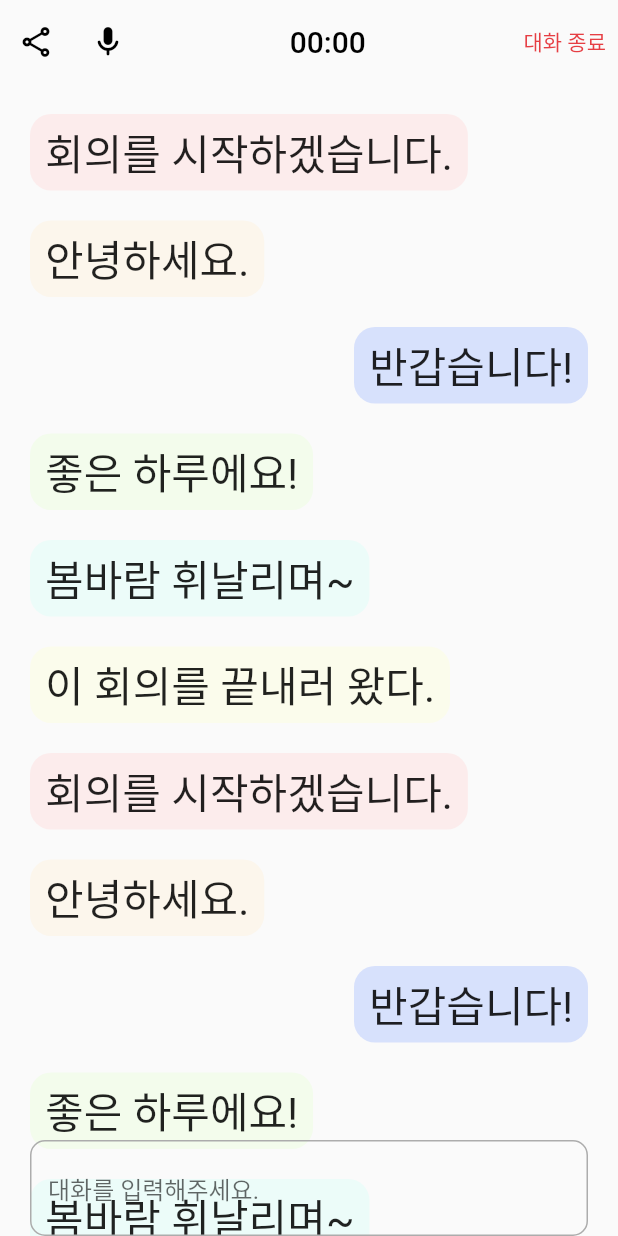
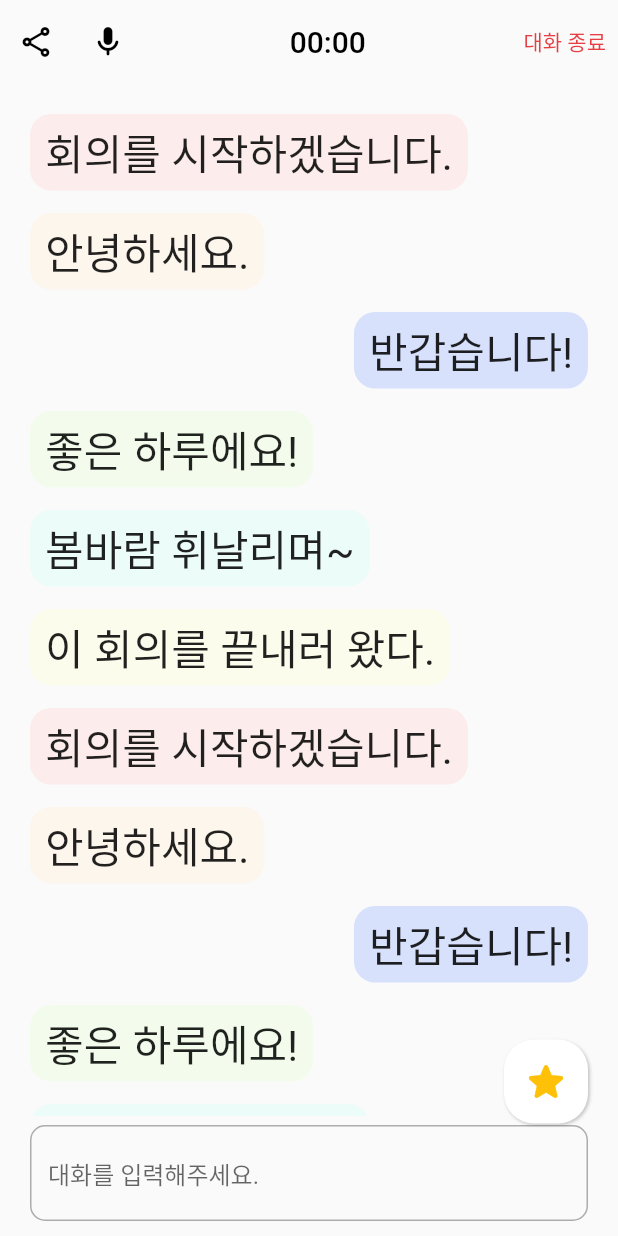
Before and after one commit to team-siksik/hearo, a Flutter app: the ChatHome screen opened directly, on a phone screen of 412 x 824 dp. Run offline on Flutter 3.47's test engine with Material 2 defaults, Android fonts, the phone set to English and light mode, and no system bars; our stand-ins replace animated_toggle_switch, carousel_slider, dropdown_button2, flutter_tts, get, wakelock; missing offline and left inert: chat_gpt_api.

Commit message:
[S08P31A603-200] Feat: 채팅 화면 별 버튼 구현
상세설명
- 별버튼 구현

```diff
--- a/frontend/hearo_app/lib/screens/chats/chat_home.dart
+++ b/frontend/hearo_app/lib/screens/chats/chat_home.dart
@@ -11,6 +11,18 @@ class ChatHome extends StatefulWidget {
 }
 
 class _ChatHomeState extends State<ChatHome> {
+  final _scrollController = ScrollController();
+
+  void addChat() {
+    // 새로운 항목을 ListView에 추가합니다.
+    setState(() {
+      conversations.add({"who": 1, "message": "회의를 시작하겠습니다."});
+    });
+
+    // ListView를 맨 하단으로 스크롤합니다.
+    _scrollController.jumpTo(_scrollController.position.maxScrollExtent);
+  }
+
   @override
   void initState() {
     super.initState();
@@ -64,13 +76,16 @@ class _ChatHomeState extends State<ChatHome> {
               }
             },
             child: Container(
-              padding: EdgeInsets.fromLTRB(20, 20, 20, 0),
+              padding: EdgeInsets.fromLTRB(20, 20, 20, 10),
               width: size.width,
               height: size.height,
               child: Stack(
                 children: <Widget>[
-                  ListView.separated(
-                    separatorBuilder: (context, index) => SizedBox(height: 10),
+                  Container(
+                    padding: EdgeInsets.only(bottom: 70),
+                    child: ListView.separated(
+                      controller: _scrollController,
+                      separatorBuilder: (context, index) => SizedBox(height: 5),
                       itemCount: conversations.length,
                       itemBuilder: (context, index) {
                         var saying = conversations[index];
@@ -79,6 +94,7 @@ class _ChatHomeState extends State<ChatHome> {
                             who: saying["who"],
                             textSize: textSize);
                       },
+                    ),
                   ),
                   Positioned(
                     left: 0,
@@ -104,6 +120,30 @@ class _ChatHomeState extends State<ChatHome> {
                       ),
                     ),
                   ),
+                  Positioned(
+                      right: 0,
+                      bottom: 65,
+                      child: GestureDetector(
+                        onTap: () {},
+                        child: Container(
+                          width: 56,
+                          height: 56,
+                          decoration: BoxDecoration(
+                              borderRadius: BorderRadius.circular(20),
+                              color: Colors.white,
+                              boxShadow: [
+                                BoxShadow(
+                                  color: Colors.transparent.withOpacity(0.20),
+                                  spreadRadius: 0,
+                                  blurRadius: 1.0,
+                                  offset: const Offset(
+                                      1, 1), // changes position of shadow
+                                ),
+                              ]),
+                          child: Icon(Icons.star_rounded,
+                              color: Colors.amber, size: 32),
+                        ),
+                      )),
                 ],
               ),
             ),
```
Lines whose indentation alone changed are shown as unchanged.
